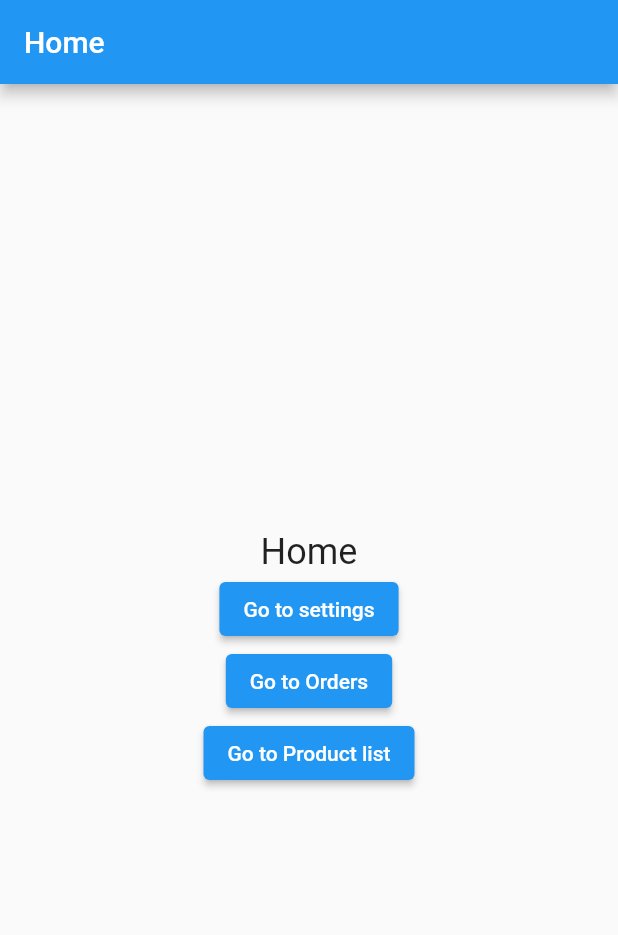
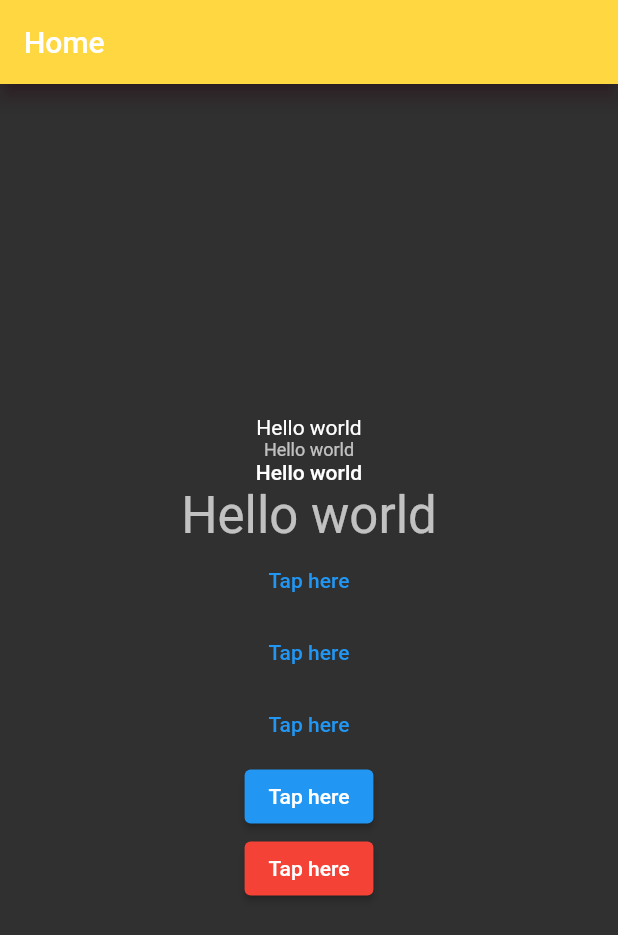
Before and after one commit to RafatMeraz/ostad_flutter_batch_four, a Flutter app: the screen it shows after launch, on a phone screen of 412 x 824 dp. Shown: the top 935 px of the screen. Run offline on Flutter 3.47's test engine with Material 2 defaults, Android fonts, the phone set to English and light mode, and no system bars.

Commit message:
theming has been introduced

```diff
--- a/live_class_project/lib/main.dart
+++ b/live_class_project/lib/main.dart
@@ -1,10 +1,7 @@
 import 'package:flutter/material.dart';
 
-/// Navigation - one page -> another page
-/// Navigator 1(Simple and Lengthy), 2 (complex)
-/// Routers Package -> Getx, GoRouter, Auto Route
-
-/// TODO : Stack, Queue, Navigator, Navigation
+/// TODO : Add text field theme
+/// TODO : Dark mode er jonno theme data add korben
 
 void main() {
   runApp(MyApp());
@@ -17,11 +14,63 @@ class MyApp extends StatelessWidget {
   Widget build(BuildContext context) {
     return MaterialApp(
       home: HomeScreen(),
+      theme: ThemeData(
+        elevatedButtonTheme: ElevatedButtonThemeData(
+          style: ElevatedButton.styleFrom(
+              foregroundColor: Colors.white,
+            backgroundColor: Colors.green,
+            padding: EdgeInsets.symmetric(horizontal: 16, vertical: 16),
+            shape: RoundedRectangleBorder(
+              borderRadius: BorderRadius.circular(8)
+            ),
+            elevation: 5,
+            textStyle: TextStyle(
+              fontSize: 16,
+              fontWeight: FontWeight.bold,
+              letterSpacing: 0.6,
+              wordSpacing: 0.5
+            )
+          ),
+        ),
+        textButtonTheme: TextButtonThemeData(
+          style: TextButton.styleFrom(
+            textStyle: TextStyle(
+              fontSize: 20,
+              fontWeight: FontWeight.w600
+            ),
+            foregroundColor: Colors.deepOrange
+          )
+        ),
+        appBarTheme: AppBarTheme(
+          backgroundColor: Colors.pink,
+          elevation: 5,
+          shadowColor: Colors.green
+        ),
+        textTheme: TextTheme(
+          bodyMedium: TextStyle(
+            fontSize: 18
+          ),
+          bodySmall: TextStyle(
+            fontSize: 10
+          ),
+          bodyLarge: TextStyle(
+            fontSize: 22
+          ),
+        )
+      ),
+      darkTheme: ThemeData(
+        brightness: Brightness.dark,
+        appBarTheme: AppBarTheme(
+            backgroundColor: Colors.amberAccent,
+            elevation: 5,
+            shadowColor: Color(0xFF510622)
+        ),
+      ),
+      themeMode: ThemeMode.dark,
     );
   }
 }
 
-/// Route
 class HomeScreen extends StatelessWidget {
   const HomeScreen({super.key});
 
@@ -35,50 +84,19 @@ class HomeScreen extends StatelessWidget {
         child: Column(
           mainAxisAlignment: MainAxisAlignment.center,
           children: [
-            Text(
-              'Home',
-              style: TextStyle(fontSize: 24),
-            ),
+            Text('Hello world',),
+            Text('Hello world', style: Theme.of(context).textTheme.bodySmall,),
+            Text('Hello world', style: Theme.of(context).textTheme.bodyLarge,),
+            Text('Hello world', style: Theme.of(context).textTheme.headlineMedium,),
+            TextButton(onPressed: () {}, child: Text('Tap here'),),
+            TextButton(onPressed: () {}, child: Text('Tap here'),),
+            TextButton(onPressed: () {}, child: Text('Tap here'),),
             ElevatedButton(
-              onPressed: () {
-                /// Navigation - Route home -> Route settings
-                /// Navigator
-                /// Navigator.typeOfNavigation(currentLocation, Destination);
-                /// Navigation - Push, Pop(Back), replace, replaceAll, removeUntil
-                Navigator.push(
-                  context,
-                  MaterialPageRoute(
-                    builder: (context) => SettingsScreen(),
-                  ),
-                );
-              },
-              child: Text('Go to settings'),
-            ),
+              onPressed: () {}, child: Text('Tap here'),),
             ElevatedButton(
-              onPressed: () {
-                /// Navigation - Route home -> Route settings
-                /// Navigator
-                /// Navigator.typeOfNavigation(currentLocation, Destination);
-                /// Navigation - Push, Pop(Back), replace, replaceAll, removeUntil
-                Navigator.push(
-                  context,
-                  MaterialPageRoute(
-                    builder: (context) => OrdersScreen(),
-                  ),
-                );
-              },
-              child: Text('Go to Orders'),
-            ),
-            ElevatedButton(
-              onPressed: () {
-                /// Navigation - Route home -> Route settings
-                /// Navigator
-                /// Navigator.typeOfNavigation(currentLocation, Destination);
-                /// Navigation - Push, Pop(Back), replace, replaceAll, removeUntil
-
-                Navigator.push(context, MaterialPageRoute(builder: (context) => ProductListScreen()));
-              },
-              child: Text('Go to Product list'),
+              style: ElevatedButton.styleFrom(backgroundColor: Colors.red),
+              onPressed: () {},
+              child: Text('Tap here'),
             ),
           ],
         ),
@@ -86,138 +104,3 @@ class HomeScreen extends StatelessWidget {
     );
   }
 }
-
-/// Route
-class SettingsScreen extends StatelessWidget {
-  const SettingsScreen({super.key});
-
-  @override
-  Widget build(BuildContext context) {
-    return Scaffold(
-      appBar: AppBar(
-        title: Text('Settings'),
-      ),
-      body: Center(
-        child: Column(
-          mainAxisAlignment: MainAxisAlignment.center,
-          children: [
-            Text(
-              'Settings',
-              style: TextStyle(fontSize: 24),
-            ),
-            ElevatedButton(
-              onPressed: () {
-                Navigator.pushAndRemoveUntil(context,
-                    MaterialPageRoute(builder: (context) => HomeScreen()),
-                      (route) => false,
-                );
-              },
-              child: Text('Home'),
-            )
-          ],
-        ),
-      ),
-    );
-  }
-}
-
-/// Route
-class OrdersScreen extends StatelessWidget {
-  const OrdersScreen({super.key});
-
-  @override
-  Widget build(BuildContext context) {
-    return Scaffold(
-      appBar: AppBar(
-        title: Text('Orders'),
-      ),
-      body: Center(
-        child: Column(
-          mainAxisAlignment: MainAxisAlignment.center,
-          children: [
-            Text(
-              'Orders',
-              style: TextStyle(fontSize: 24),
-            ),
-            TextButton(
-              onPressed: () {
-                Navigator.pushReplacement(
-                  context,
-                  MaterialPageRoute(
-                    builder: (context) => SettingsScreen(),
-                  ),
-                );
-              },
-              child: Text('Go to settings'),
-            ),
-            TextButton(
-              onPressed: () {
-                Navigator.pop(context);
-              },
-              child: Text('Back to home'),
-            )
-          ],
-        ),
-      ),
-    );
-  }
-}
-
-class ProductListScreen extends StatelessWidget {
-  const ProductListScreen({super.key});
-
-  @override
-  Widget build(BuildContext context) {
-    return Scaffold(
-      appBar: AppBar(
-        title: Text('Product list'),
-      ),
-      body: ListView.builder(
-          itemCount: 20,
-          itemBuilder: (context, index) {
-            return ListTile(
-              onTap: () {
-                Navigator.push(context, MaterialPageRoute(builder: (context) {
-                  return ProductDetailsScreen(productName: index.toString(),
-                  );
-                })).then((value) {
-                  print(value);
-                });
-              },
-              title: Text(index.toString()),
-              subtitle: Text('Product details $index'),
-            );
-          }),
-    );
-  }
-}
-
-class ProductDetailsScreen extends StatelessWidget {
-  final String productName; /// Mandatory/Required
-  final double? price; /// Optional
-  const ProductDetailsScreen({super.key, required this.productName, this.price});
-
-  @override
-  Widget build(BuildContext context) {
-    return Scaffold(
-      appBar: AppBar(
-        title: Text('Product Details'),
-      ),
-      body: Center(
-        child: Column(
-          children: [
-            Text(productName, style: TextStyle(
-              fontSize: 24
-            ),),
-            ElevatedButton(
-              onPressed: () {
-                Navigator.pop(context, 'my-name-$productName');
-              },
-              child: Text('Back'),
-            )
-          ],
-        ),
-      ),
-    );
-  }
-}
```
